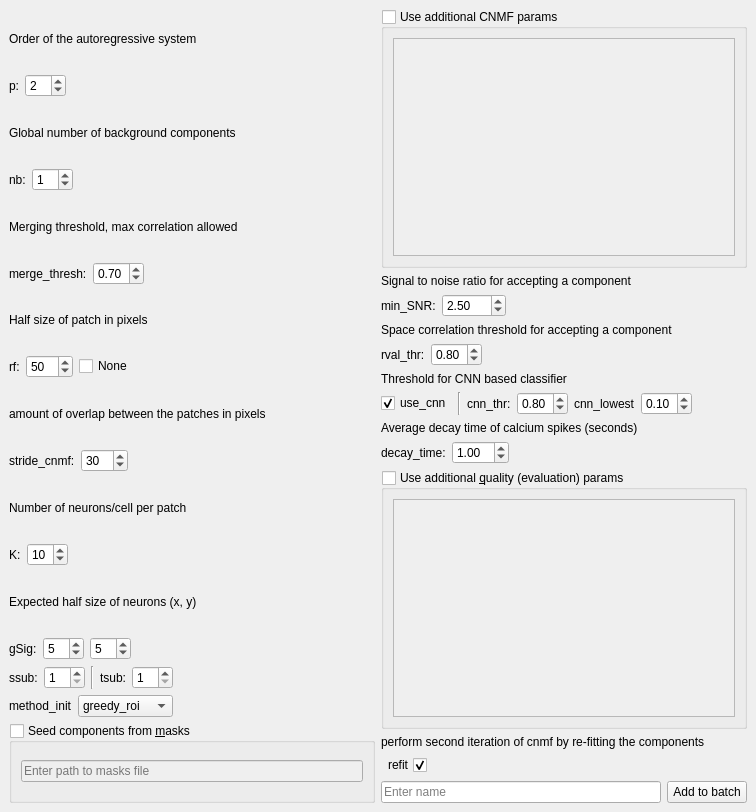
Before: the Qt Designer form mesmerize/viewer/modules/ui_files/cnmf_pytemplate.ui in kushalkolar/MESmerize, drawn with Qt 5.
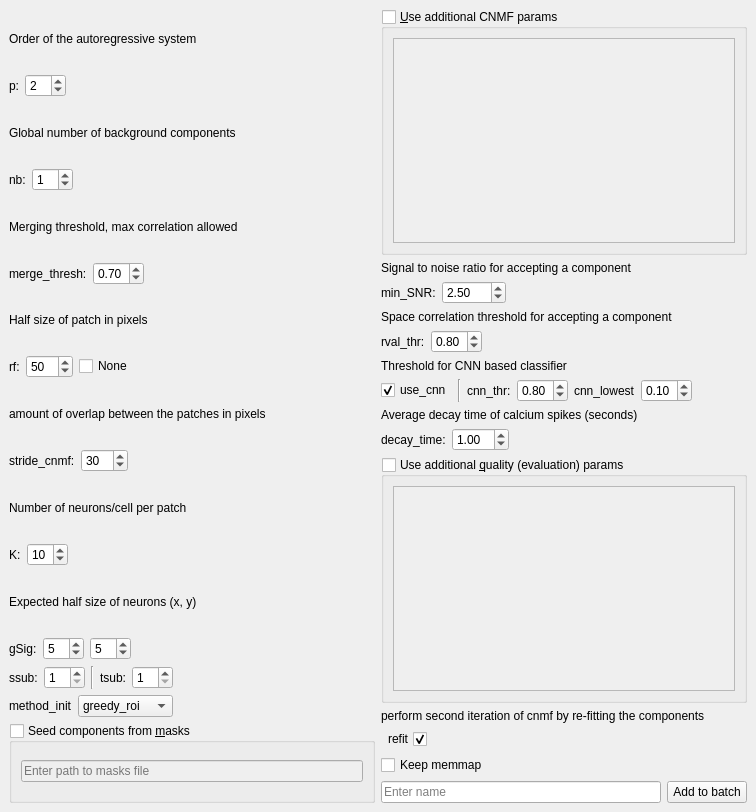
After: the same form once the commit is applied.

Commit message: see #59 checkbox for keeping memmap in caiman viewer modules

Diff of the .ui file:
```diff
--- a/mesmerize/viewer/modules/ui_files/cnmf_pytemplate.ui
+++ b/mesmerize/viewer/modules/ui_files/cnmf_pytemplate.ui
@@ -506,7 +506,7 @@
          <string/>
         </property>
         <property name="title">
-         <string>Use additional CNMF params</string>
+         <string>&amp;Use additional CNMF params</string>
         </property>
         <property name="checkable">
          <bool>true</bool>
@@ -800,6 +800,13 @@
         </item>
        </layout>
       </item>
+      <item>
+       <widget class="QCheckBox" name="checkBoxKeepMemmap">
+        <property name="text">
+         <string>Keep memmap</string>
+        </property>
+       </widget>
+      </item>
       <item>
        <layout class="QHBoxLayout" name="horizontalLayout_11">
         <item>
```
Left out of the diff: 1 changed line with no effect on the pictures. The commit also changes 11 other files.
